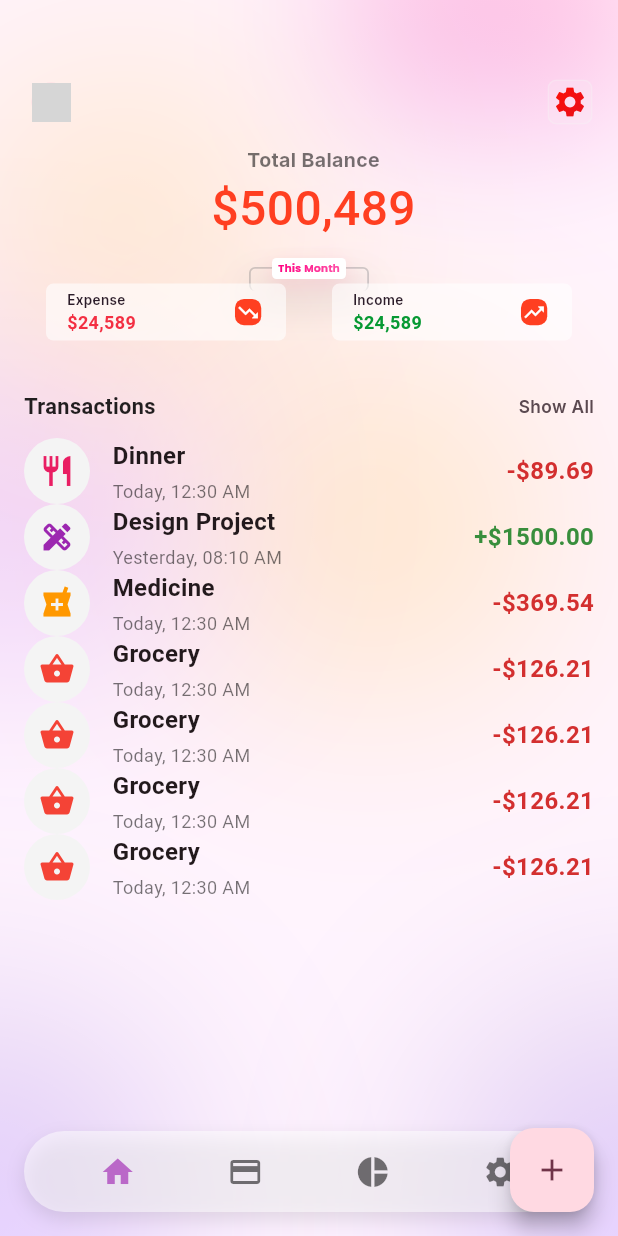
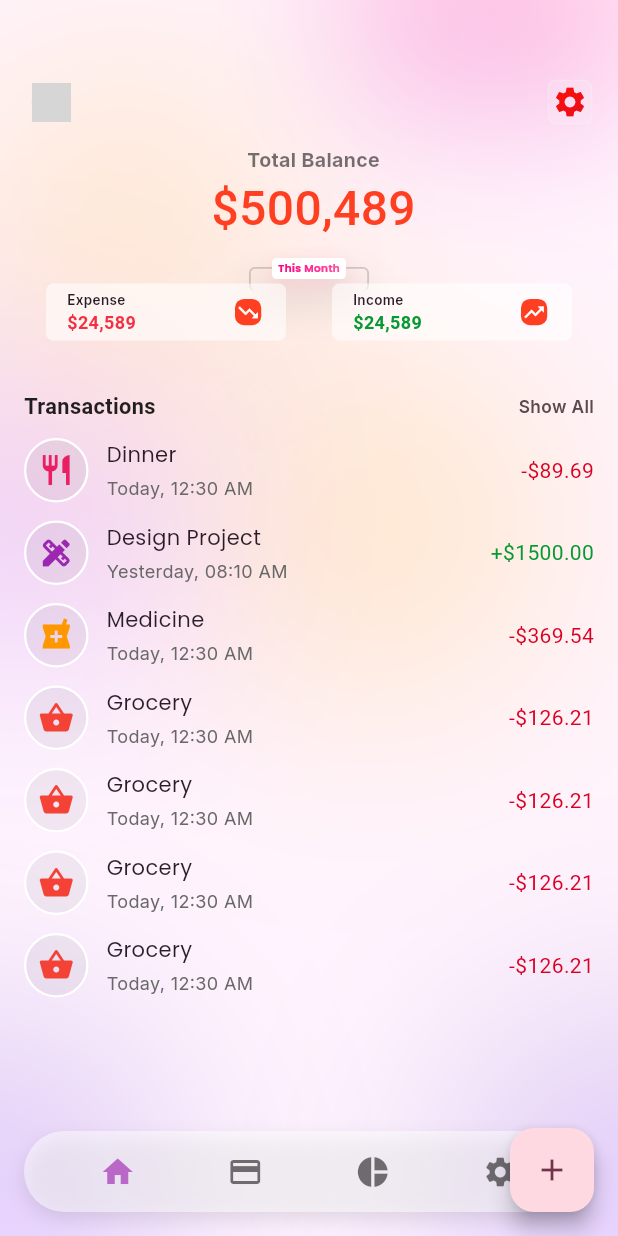
Before and after one commit to online-code-bite-md-tanvir-mahtab/income_expense_app, a Flutter app: the screen it shows after launch, on a phone screen of 412 x 824 dp. Run offline on Flutter 3.47's test engine with Material 3 defaults, Android fonts, the phone set to English and light mode, and no system bars; our stand-ins replace glassmorphism, google_fonts; missing offline and left inert: pixel_perfect; network calls fail; Roboto replaces fonts that are missing (Anta, Exo); grey boxes are pictures that could not be loaded.

Commit message:
i have added element

```diff
--- a/lib/main.dart
+++ b/lib/main.dart
@@ -374,6 +374,9 @@ class _MyHomePageState extends State<MyHomePage> {
             amount: '-\$89.69',
             isExpense: true,
           ),
+          SizedBox(
+            height: 12,
+          ),
           _buildTransactionItem(
             icon: Icons.design_services,
             iconBgColor: Colors.purple[100]!,
@@ -382,6 +385,9 @@ class _MyHomePageState extends State<MyHomePage> {
             subtitle: 'Yesterday, 08:10 AM',
             amount: '+\$1500.00',
             isExpense: false,
+          ),
+          SizedBox(
+            height: 12,
           ),
           _buildTransactionItem(
             icon: Icons.local_pharmacy,
@@ -392,14 +398,8 @@ class _MyHomePageState extends State<MyHomePage> {
             amount: '-\$369.54',
             isExpense: true,
           ),
-          _buildTransactionItem(
-            icon: Icons.shopping_basket,
-            iconBgColor: Colors.red[100]!,
-            iconColor: Colors.red,
-            title: 'Grocery',
-            subtitle: 'Today, 12:30 AM',
-            amount: '-\$126.21',
-            isExpense: true,
+          SizedBox(
+            height: 12,
           ),
           _buildTransactionItem(
             icon: Icons.shopping_basket,
@@ -410,6 +410,9 @@ class _MyHomePageState extends State<MyHomePage> {
             amount: '-\$126.21',
             isExpense: true,
           ),
+          SizedBox(
+            height: 12,
+          ),
           _buildTransactionItem(
             icon: Icons.shopping_basket,
             iconBgColor: Colors.red[100]!,
@@ -418,6 +421,21 @@ class _MyHomePageState extends State<MyHomePage> {
             subtitle: 'Today, 12:30 AM',
             amount: '-\$126.21',
             isExpense: true,
+          ),
+          SizedBox(
+            height: 12,
+          ),
+          _buildTransactionItem(
+            icon: Icons.shopping_basket,
+            iconBgColor: Colors.red[100]!,
+            iconColor: Colors.red,
+            title: 'Grocery',
+            subtitle: 'Today, 12:30 AM',
+            amount: '-\$126.21',
+            isExpense: true,
+          ),
+          SizedBox(
+            height: 12,
           ),
           _buildTransactionItem(
             icon: Icons.shopping_basket,
@@ -447,36 +465,41 @@ class _MyHomePageState extends State<MyHomePage> {
       child: Row(
         children: [
           Container(
-            padding: EdgeInsets.all(10),
+            padding: const EdgeInsets.only(top:8, bottom:8, left:8, right:8),
             decoration: BoxDecoration(
-              color: Color(0xffF4F4F4),
+              color: const Color(0xff00000008).withOpacity(0.05),
               borderRadius: BorderRadius.circular(50),
+              border: Border.all(
+                color: Colors.white, // white border
+                width: 1.5, // adjust thickness if needed
+              ),
             ),
             child: Icon(icon, color: iconColor),
           ),
-          SizedBox(width: 15),
+          SizedBox(width: 12),
           Expanded(
             child: Column(
               crossAxisAlignment: CrossAxisAlignment.start,
               children: [
                 Text(
                   title,
-                  style: TextStyle(fontWeight: FontWeight.bold, fontSize: 16),
+                  style: GoogleFonts.poppins(fontWeight: FontWeight.w400, fontSize: 14,color: Color(0xff2B1C29),),
                 ),
                 SizedBox(height: 4),
                 Text(
                   subtitle,
-                  style: TextStyle(color: Colors.black54, fontSize: 12),
+                  style: GoogleFonts.inter(color: Color(0xff686868), fontSize: 12, fontWeight: FontWeight.w400),
                 ),
               ],
             ),
           ),
           Text(
             amount,
-            style: TextStyle(
-              color: isExpense ? Colors.red[700] : Colors.green[700],
-              fontWeight: FontWeight.bold,
-              fontSize: 16,
+            textAlign: TextAlign.right,
+            style: GoogleFonts.anta(
+              color: isExpense ? Color(0xffD90024) : Color(0xff079933),
+              fontWeight: FontWeight.w400,
+              fontSize: 14,
             ),
           ),
         ],
```
